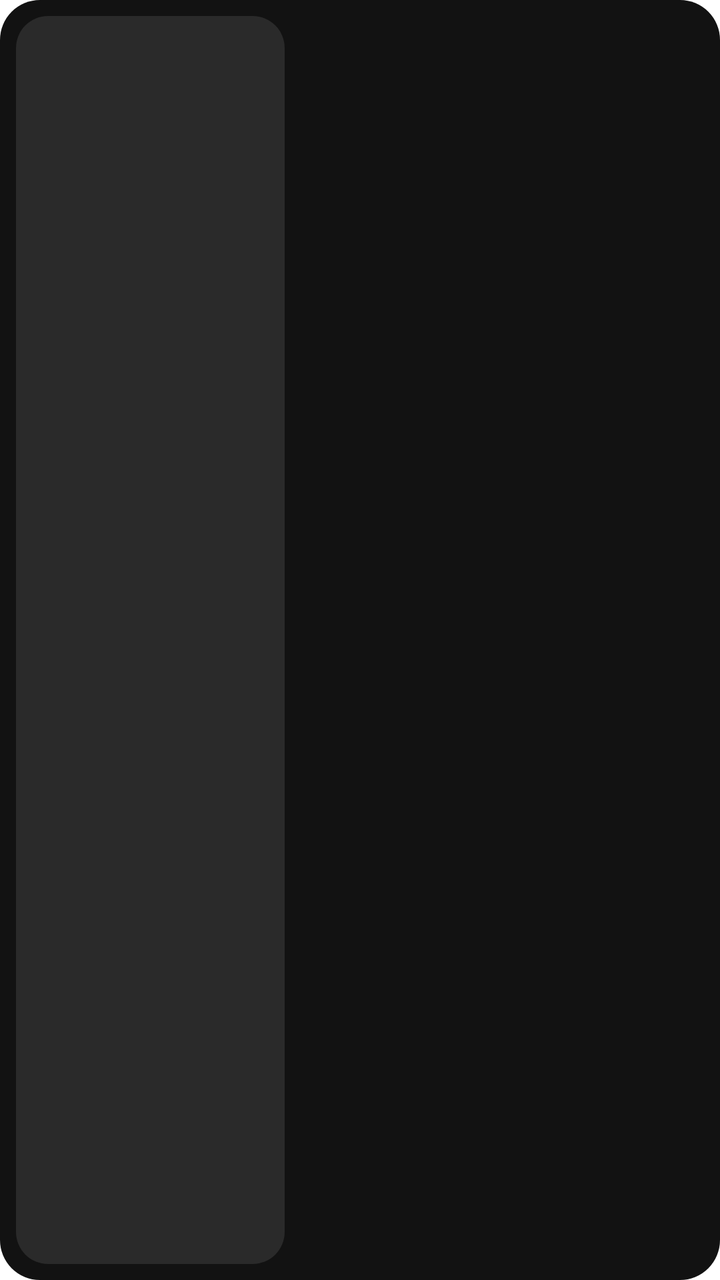
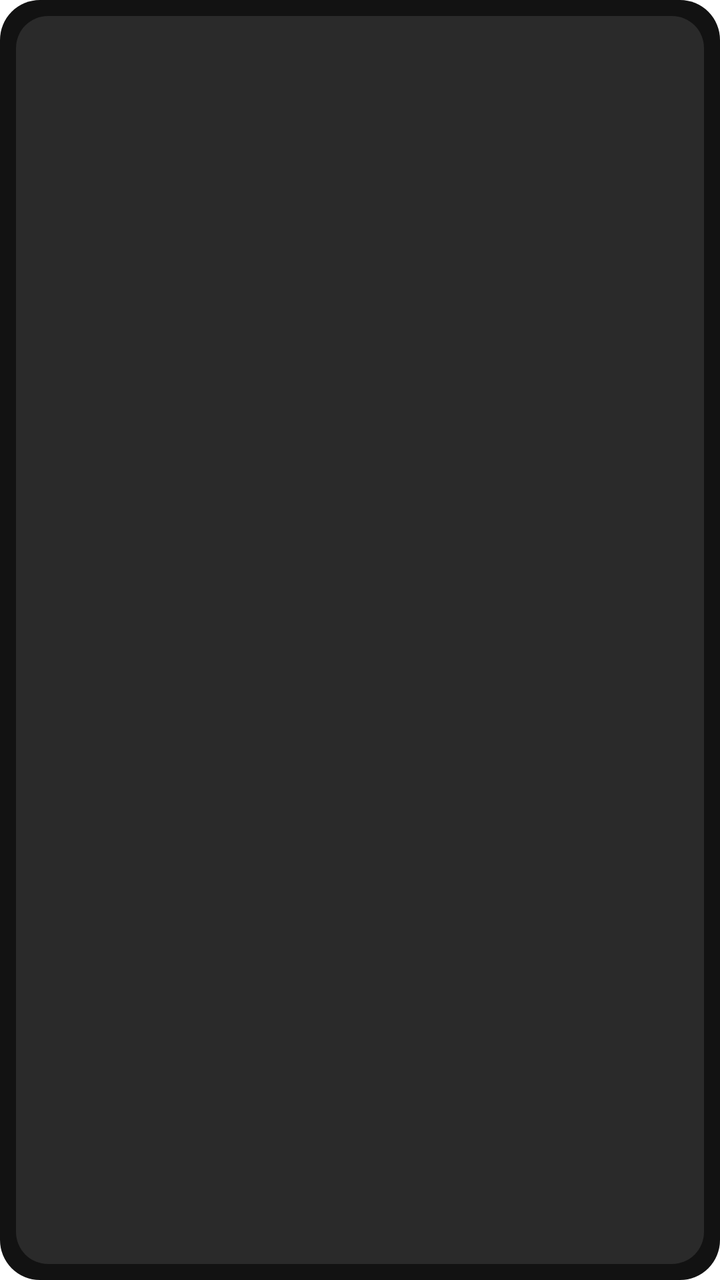

Before-and-after screenshots of an Android layout around one commit, followed by the original layout XML and the change that was made.
<!-- AndroidManifest.xml: fallback theme Theme.MaterialComponents.DayNight.NoActionBar -->
<!-- res/layout/tap_na_widget_landscape.xml -->
<?xml version="1.0" encoding="utf-8"?>
<LinearLayout xmlns:android="http://schemas.android.com/apk/res/android"
    android:id="@+id/widget_root"
    android:layout_width="match_parent"
    android:layout_height="match_parent"
    android:background="@drawable/widget_shell"
    android:orientation="horizontal"
    android:padding="8dp">

    <LinearLayout
        android:id="@+id/widget_identity"
        android:layout_width="0dp"
        android:layout_height="match_parent"
        android:layout_marginEnd="8dp"
        android:layout_weight="4"
        android:background="@drawable/widget_panel"
        android:gravity="center_horizontal"
        android:orientation="vertical"
        android:padding="8dp">

        <ImageView
            android:id="@+id/widget_avatar"
            android:layout_width="match_parent"
            android:layout_height="0dp"
            android:layout_weight="1"
            android:adjustViewBounds="true"
            android:contentDescription="@string/widget_card_description"
            android:scaleType="fitCenter" />

        <TextView
            android:id="@+id/widget_name"
            android:layout_width="wrap_content"
            android:layout_height="wrap_content"
            android:layout_marginTop="4dp"
            android:ellipsize="end"
            android:gravity="center"
            android:maxLines="1"
            android:textColor="#FFFFFF"
            android:textSize="13sp"
            android:textStyle="bold" />

        <TextView
            android:id="@+id/widget_title"
            android:layout_width="wrap_content"
            android:layout_height="wrap_content"
            android:ellipsize="end"
            android:gravity="center"
            android:maxLines="1"
            android:textColor="#A1A1AA"
            android:textSize="10sp" />

        <TextView
            android:id="@+id/widget_company"
            android:layout_width="wrap_content"
            android:layout_height="wrap_content"
            android:ellipsize="end"
            android:gravity="center"
            android:maxLines="1"
            android:textColor="#71717A"
            android:textSize="10sp" />
    </LinearLayout>

    <ImageView
        android:id="@+id/widget_qr"
        android:layout_width="0dp"
        android:layout_height="match_parent"
        android:layout_weight="6"
        android:adjustViewBounds="true"
        android:contentDescription="@string/widget_qr_description"
        android:scaleType="fitCenter" />
</LinearLayout>
<!-- resources referenced by this layout -->
<resources>
  <!-- drawable widget_panel (drawable) -->
  <?xml version="1.0" encoding="utf-8"?>
  <shape xmlns:android="http://schemas.android.com/apk/res/android" android:shape="rectangle">
      <solid android:color="#2A2A2A" />
      <corners android:radius="16dp" />
  </shape>
  <!-- drawable widget_shell (drawable) -->
  <?xml version="1.0" encoding="utf-8"?>
  <shape xmlns:android="http://schemas.android.com/apk/res/android" android:shape="rectangle">
      <solid android:color="#121212" />
      <corners android:radius="20dp" />
  </shape>
  <string name="widget_card_description">Landscape business card with your details and QR code.</string>
  <string name="widget_qr_description">QR code only. People scan this to open your Tap Na profile.</string>
</resources>

<!-- the commit's change to res/layout/tap_na_widget_landscape.xml (unified diff, before → after) -->
@@ -1,71 +1,77 @@
 <?xml version="1.0" encoding="utf-8"?>
-<LinearLayout xmlns:android="http://schemas.android.com/apk/res/android"
+<FrameLayout xmlns:android="http://schemas.android.com/apk/res/android"
     android:id="@+id/widget_root"
     android:layout_width="match_parent"
     android:layout_height="match_parent"
     android:background="@drawable/widget_shell"
-    android:orientation="horizontal"
     android:padding="8dp">
 
     <LinearLayout
         android:id="@+id/widget_identity"
-        android:layout_width="0dp"
+        android:layout_width="match_parent"
         android:layout_height="match_parent"
-        android:layout_marginEnd="8dp"
-        android:layout_weight="4"
         android:background="@drawable/widget_panel"
-        android:gravity="center_horizontal"
-        android:orientation="vertical"
-        android:padding="8dp">
+        android:gravity="center_vertical"
+        android:orientation="horizontal"
+        android:padding="10dp">
+
+        <LinearLayout
+            android:layout_width="0dp"
+            android:layout_height="match_parent"
+            android:layout_marginEnd="10dp"
+            android:layout_weight="4"
+            android:gravity="center_horizontal"
+            android:orientation="vertical">
+
+            <ImageView
+                android:id="@+id/widget_avatar"
+                android:layout_width="match_parent"
+                android:layout_height="0dp"
+                android:layout_weight="1"
+                android:adjustViewBounds="true"
+                android:contentDescription="@string/widget_card_description"
+                android:scaleType="fitCenter" />
+
+            <TextView
+                android:id="@+id/widget_name"
+                android:layout_width="match_parent"
+                android:layout_height="wrap_content"
+                android:layout_marginTop="4dp"
+                android:ellipsize="end"
+                android:gravity="center"
+                android:maxLines="1"
+                android:textColor="#FFFFFF"
+                android:textSize="13sp"
+                android:textStyle="bold" />
+
+            <TextView
+                android:id="@+id/widget_title"
+                android:layout_width="match_parent"
+                android:layout_height="wrap_content"
+                android:ellipsize="end"
+                android:gravity="center"
+                android:maxLines="1"
+                android:textColor="#A1A1AA"
+                android:textSize="10sp" />
+
+            <TextView
+                android:id="@+id/widget_company"
+                android:layout_width="match_parent"
+                android:layout_height="wrap_content"
+                android:ellipsize="end"
+                android:gravity="center"
+                android:maxLines="1"
+                android:textColor="#71717A"
+                android:textSize="10sp" />
+        </LinearLayout>
 
         <ImageView
-            android:id="@+id/widget_avatar"
-            android:layout_width="match_parent"
-            android:layout_height="0dp"
-            android:layout_weight="1"
+            android:id="@+id/widget_qr"
+            android:layout_width="0dp"
+            android:layout_height="match_parent"
+            android:layout_weight="6"
             android:adjustViewBounds="true"
-            android:contentDescription="@string/widget_card_description"
+            android:contentDescription="@string/widget_qr_description"
             android:scaleType="fitCenter" />
-
-        <TextView
-            android:id="@+id/widget_name"
-            android:layout_width="wrap_content"
-            android:layout_height="wrap_content"
-            android:layout_marginTop="4dp"
-            android:ellipsize="end"
-            android:gravity="center"
-            android:maxLines="1"
-            android:textColor="#FFFFFF"
-            android:textSize="13sp"
-            android:textStyle="bold" />
-
-        <TextView
-            android:id="@+id/widget_title"
-            android:layout_width="wrap_content"
-            android:layout_height="wrap_content"
-            android:ellipsize="end"
-            android:gravity="center"
-            android:maxLines="1"
-            android:textColor="#A1A1AA"
-            android:textSize="10sp" />
-
-        <TextView
-            android:id="@+id/widget_company"
-            android:layout_width="wrap_content"
-            android:layout_height="wrap_content"
-            android:ellipsize="end"
-            android:gravity="center"
-            android:maxLines="1"
-            android:textColor="#71717A"
-            android:textSize="10sp" />
     </LinearLayout>
-
-    <ImageView
-        android:id="@+id/widget_qr"
-        android:layout_width="0dp"
-        android:layout_height="match_parent"
-        android:layout_weight="6"
-        android:adjustViewBounds="true"
-        android:contentDescription="@string/widget_qr_description"
-        android:scaleType="fitCenter" />
-</LinearLayout>
+</FrameLayout>
